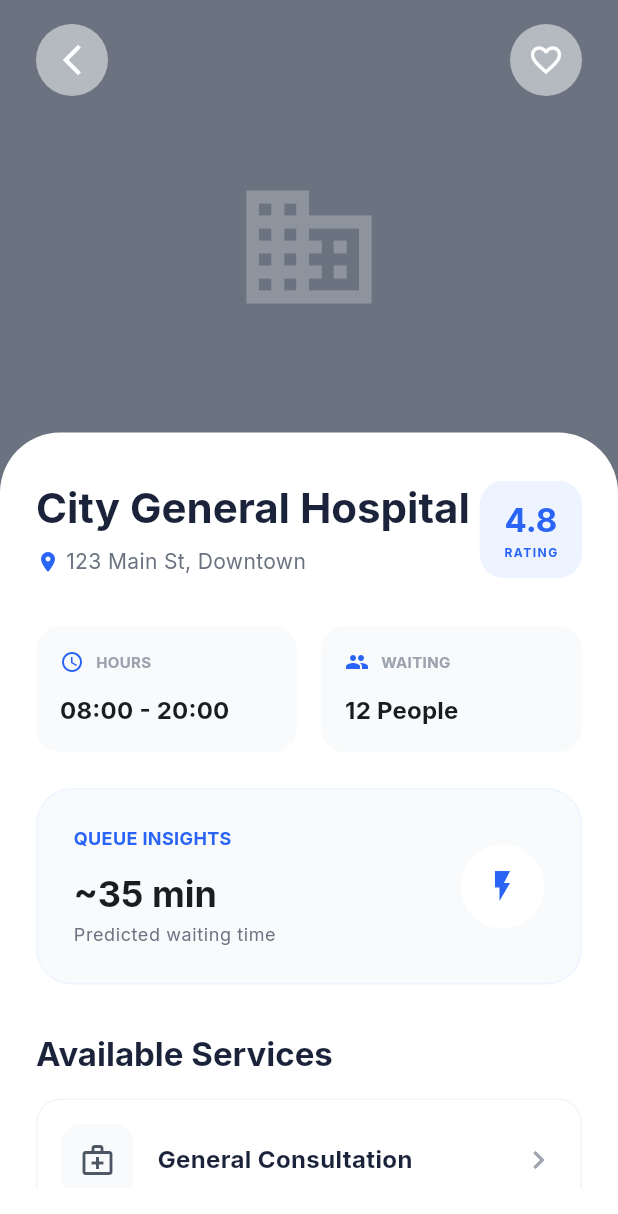
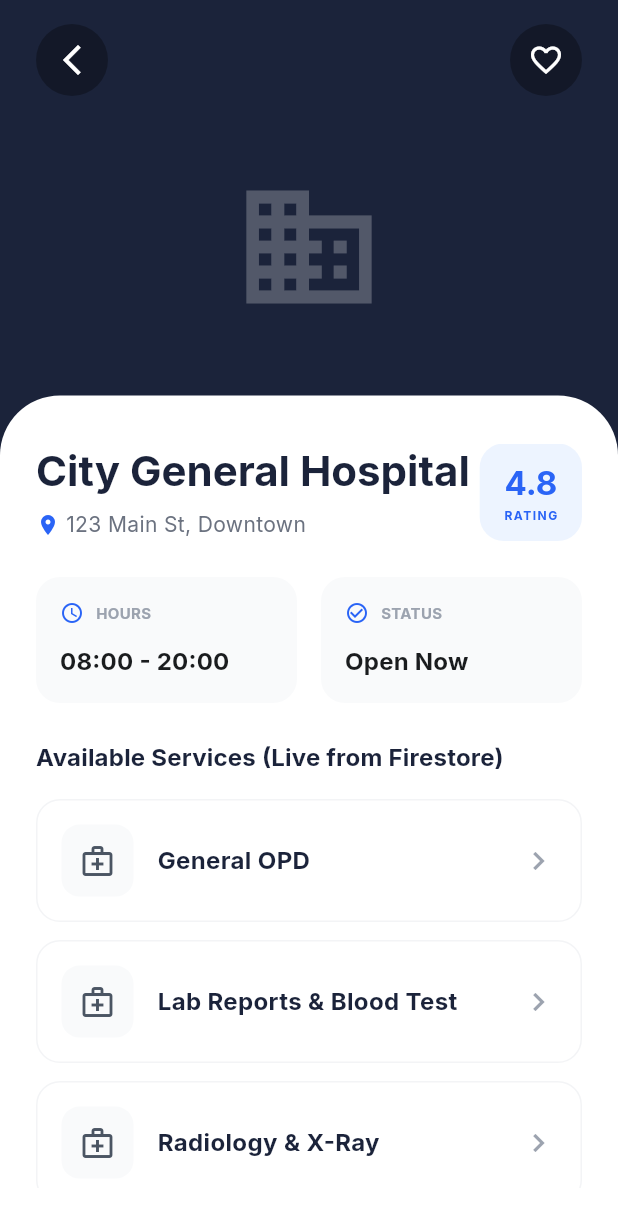
Before and after one commit to AyeshaJadoon-max/queueless_flutter, a Flutter app: the HospitalsNearbyScreen screen opened directly, after a tap on "City General Hospital", on a phone screen of 412 x 824 dp. Shown: the top 1214 px of the screen. Run offline on Flutter 3.47's test engine with Material 3 defaults, Android fonts, the phone set to English and light mode, and no system bars; our stand-ins replace cloud_firestore, firebase_auth, firebase_core, google_fonts; accounts and stored records are empty; statements that could not run were skipped.

Commit message:
Wire Firestore real-time dynamic data across all screens and seed initial collections

```diff
--- a/lib/screens/hospital_details_screen.dart
+++ b/lib/screens/hospital_details_screen.dart
@@ -1,6 +1,8 @@
 import 'package:flutter/material.dart';
 import 'package:queueless_flutter/widgets/confirm_join_sheet.dart';
 import 'package:queueless_flutter/models/organization_model.dart';
+import 'package:queueless_flutter/models/service_model.dart';
+import 'package:queueless_flutter/services/firestore_service.dart';
 
 class HospitalDetailsScreen extends StatelessWidget {
   final Organization organization;
@@ -14,18 +16,19 @@ class HospitalDetailsScreen extends StatelessWidget {
       backgroundColor: Colors.white,
       body: Stack(
         children: [
-          // Background Image Placeholder
+          // Background Header Container
           Container(
             height: MediaQuery.of(context).size.height * 0.4,
             width: double.infinity,
             decoration: const BoxDecoration(
-              color: Color(0xFF6B7280),
-              // In a real app, you'd use DecorationImage here
+              color: Color(0xFF1B233A),
             ),
-            child: const Icon(Icons.business, color: Colors.white24, size: 100),
+            child: const Center(
+              child: Icon(Icons.business, color: Colors.white24, size: 100),
+            ),
           ),
 
-          // App Bar Area (Float over image)
+          // App Bar Area (Float over header)
           Positioned(
             top: MediaQuery.of(context).padding.top + 16,
             left: 24,
@@ -39,11 +42,11 @@ class HospitalDetailsScreen extends StatelessWidget {
             ),
           ),
 
-          // Draggable/Scrollable Details Sheet
+          // Details Sheet
           Align(
             alignment: Alignment.bottomCenter,
             child: Container(
-              height: MediaQuery.of(context).size.height * 0.65,
+              height: MediaQuery.of(context).size.height * 0.68,
               padding: const EdgeInsets.symmetric(horizontal: 24, vertical: 32),
               decoration: const BoxDecoration(
                 color: Colors.white,
@@ -118,84 +121,65 @@ class HospitalDetailsScreen extends StatelessWidget {
                         ),
                       ],
                     ),
-                    const SizedBox(height: 32),
+                    const SizedBox(height: 24),
 
                     // Info Cards
                     Row(
                       children: [
                         Expanded(child: _buildInfoCard('HOURS', '08:00 - 20:00', Icons.access_time, theme)),
                         const SizedBox(width: 16),
-                        Expanded(child: _buildInfoCard('WAITING', '12 People', Icons.people, theme)),
+                        Expanded(child: _buildInfoCard('STATUS', organization.isOpen ? 'Open Now' : 'Closed', Icons.check_circle_outline, theme)),
                       ],
                     ),
 
                     const SizedBox(height: 24),
 
-                    // Queue Insights
-                    Container(
-                      padding: const EdgeInsets.all(24),
-                      decoration: BoxDecoration(
-                        color: const Color(0xFFF8FAFC),
-                        borderRadius: BorderRadius.circular(24),
-                        border: Border.all(color: const Color(0xFFEDF4FF)),
-                      ),
-                      child: Row(
-                        mainAxisAlignment: MainAxisAlignment.spaceBetween,
-                        children: [
-                          Column(
-                            crossAxisAlignment: CrossAxisAlignment.start,
-                            children: [
-                              Text(
-                                'QUEUE INSIGHTS',
-                                style: TextStyle(
-                                  fontSize: 12,
-                                  fontWeight: FontWeight.bold,
-                                  color: theme.primaryColor,
-                                ),
-                              ),
-                              const SizedBox(height: 12),
-                              Text(
-                                '~35 min',
-                                style: theme.textTheme.headlineSmall?.copyWith(
-                                  fontWeight: FontWeight.bold,
-                                ),
-                              ),
-                              const SizedBox(height: 4),
-                              Text(
-                                'Predicted waiting time',
-                                style: theme.textTheme.bodySmall?.copyWith(
-                                  color: const Color(0xFF6B7280),
-                                ),
-                              ),
-                            ],
-                          ),
-                          Container(
-                            padding: const EdgeInsets.all(16),
-                            decoration: const BoxDecoration(
-                              color: Colors.white,
-                              shape: BoxShape.circle,
-                            ),
-                            child: Icon(Icons.flash_on, color: theme.primaryColor),
-                          ),
-                        ],
-                      ),
-                    ),
-
-                    const SizedBox(height: 32),
                     Text(
-                      'Available Services',
-                      style: theme.textTheme.titleLarge?.copyWith(
+                      'Available Services (Live from Firestore)',
+                      style: theme.textTheme.titleMedium?.copyWith(
                         fontWeight: FontWeight.bold,
                         color: const Color(0xFF1B233A),
                       ),
                     ),
                     const SizedBox(height: 16),
 
-                    _buildServiceItem('General Consultation', Icons.medical_services_outlined, organization),
-                    const SizedBox(height: 12),
-                    _buildServiceItem('Lab Reports', Icons.science_outlined, organization),
-                    const SizedBox(height: 12),
-                    _buildServiceItem('Radiology / X-Ray', Icons.monitor_heart_outlined, organization),
+                    // Dynamic Stream of Services from Firestore
+                    StreamBuilder<List<AppService>>(
+                      stream: FirestoreService().streamServices(organization.id),
+                      builder: (context, snapshot) {
+                        if (snapshot.connectionState == ConnectionState.waiting) {
+                          return const Center(child: Padding(
+                            padding: EdgeInsets.all(24.0),
+                            child: CircularProgressIndicator(),
+                          ));
+                        }
+
+                        final services = snapshot.data ?? [];
+                        if (services.isEmpty) {
+                          // Fallback default services if none added in sub-collection
+                          return Column(
+                            children: [
+                              _buildServiceItem('General Consultation', Icons.medical_services_outlined, organization),
+                              const SizedBox(height: 12),
+                              _buildServiceItem('Lab Reports & Diagnostics', Icons.science_outlined, organization),
+                              const SizedBox(height: 12),
+                              _buildServiceItem('Radiology / X-Ray', Icons.monitor_heart_outlined, organization),
+                            ],
+                          );
+                        }
+
+                        return ListView.separated(
+                          shrinkWrap: true,
+                          physics: const NeverScrollableScrollPhysics(),
+                          itemCount: services.length,
+                          separatorBuilder: (context, index) => const SizedBox(height: 12),
+                          itemBuilder: (context, index) {
+                            final service = services[index];
+                            return _buildServiceItem(service.name, Icons.medical_services_outlined, organization);
+                          },
+                        );
+                      },
+                    ),
                   ],
                 ),
               ),
@@ -209,7 +193,7 @@ class HospitalDetailsScreen extends StatelessWidget {
   Widget _buildCircularButton(IconData icon, VoidCallback onPressed) {
     return Container(
       decoration: BoxDecoration(
-        color: Colors.white.withOpacity(0.5),
+        color: Colors.black.withOpacity(0.3),
         shape: BoxShape.circle,
       ),
       child: IconButton(
@@ -260,7 +244,6 @@ class HospitalDetailsScreen extends StatelessWidget {
       builder: (context) {
         return InkWell(
           onTap: () {
-            // Show Confirm Join Sheet
             showModalBottomSheet(
               context: context,
               isScrollControlled: true,
--- a/lib/screens/hospitals_nearby_screen.dart
+++ b/lib/screens/hospitals_nearby_screen.dart
@@ -1,7 +1,9 @@
 import 'package:flutter/material.dart';
 import 'package:queueless_flutter/screens/hospital_details_screen.dart';
 import 'package:queueless_flutter/services/firestore_service.dart';
+import 'package:queueless_flutter/services/queue_service.dart';
 import 'package:queueless_flutter/models/organization_model.dart';
+import 'package:queueless_flutter/models/queue_model.dart';
 
 class HospitalsNearbyScreen extends StatelessWidget {
   const HospitalsNearbyScreen({super.key});
@@ -39,10 +41,8 @@ class HospitalsNearbyScreen extends StatelessWidget {
       ),
       body: Column(
         children: [
-          // Divider
           const Divider(color: Color(0xFFE5E7EB), height: 1),
 
-          // Filters
           SingleChildScrollView(
             scrollDirection: Axis.horizontal,
             padding: const EdgeInsets.symmetric(horizontal: 24, vertical: 16),
@@ -57,7 +57,6 @@ class HospitalsNearbyScreen extends StatelessWidget {
             ),
           ),
 
-          // List
           Expanded(
             child: StreamBuilder<List<Organization>>(
               stream: FirestoreService().streamOrganizations(),
@@ -66,19 +65,28 @@ class HospitalsNearbyScreen extends StatelessWidget {
                   return const Center(child: CircularProgressIndicator());
                 }
                 if (snapshot.hasError) {
-                  return Center(child: Text('Error: ${snapshot.error}'));
+                  return Center(child: Text('Error loading data: ${snapshot.error}'));
                 }
                 final orgs = snapshot.data ?? [];
                 if (orgs.isEmpty) {
-                  return const Center(child: Text('No hospitals found.'));
+                  return const Center(child: Text('No hospitals found in Firestore.'));
                 }
                 return ListView.separated(
                   padding: const EdgeInsets.symmetric(horizontal: 24),
-                  itemCount: orgs.length + 1, // +1 for the bottom padding
+                  itemCount: orgs.length + 1,
                   separatorBuilder: (context, index) => const SizedBox(height: 16),
                   itemBuilder: (context, index) {
                     if (index == orgs.length) return const SizedBox(height: 32);
                     final org = orgs[index];
+                    return StreamBuilder<QueueData?>(
+                      stream: QueueService().streamQueueData(
+                        org.type == 'Clinic' ? 'General Consultation' : 'General OPD',
+                      ),
+                      builder: (context, queueSnapshot) {
+                        final queueData = queueSnapshot.data;
+                        final waitingCount = queueData?.waitingCount ?? 3;
+                        final estWait = '~${waitingCount * 5} min';
+
                         return _buildHospitalCard(
                           context,
                           organization: org,
@@ -86,8 +94,10 @@ class HospitalsNearbyScreen extends StatelessWidget {
                           address: org.address,
                           type: org.type,
                           rating: org.rating,
-                      queueNum: '...',
-                      waitTime: '...',
+                          queueNum: '$waitingCount',
+                          waitTime: estWait,
+                        );
+                      },
                     );
                   },
                 );
@@ -156,7 +166,7 @@ class HospitalsNearbyScreen extends StatelessWidget {
                   width: 64,
                   height: 64,
                   decoration: BoxDecoration(
-                  color: const Color(0xFFE5E7EB),
+                    color: const Color(0xFF4AC4CA),
                     borderRadius: BorderRadius.circular(16),
                   ),
                   child: const Icon(Icons.apartment, color: Colors.white, size: 32),
@@ -235,12 +245,12 @@ class HospitalsNearbyScreen extends StatelessWidget {
                 Column(
                   crossAxisAlignment: CrossAxisAlignment.start,
                   children: [
-                  Text(
+                    const Text(
                       'CURRENT QUEUE',
                       style: TextStyle(
                         fontSize: 10,
                         fontWeight: FontWeight.bold,
-                      color: const Color(0xFF9CA3AF),
+                        color: Color(0xFF9CA3AF),
                       ),
                     ),
                     const SizedBox(height: 4),
@@ -253,12 +263,12 @@ class HospitalsNearbyScreen extends StatelessWidget {
                 Column(
                   crossAxisAlignment: CrossAxisAlignment.start,
                   children: [
-                  Text(
+                    const Text(
                       'EST. WAIT',
                       style: TextStyle(
                         fontSize: 10,
                         fontWeight: FontWeight.bold,
-                      color: const Color(0xFF9CA3AF),
+                        color: Color(0xFF9CA3AF),
                       ),
                     ),
                     const SizedBox(height: 4),
@@ -272,9 +282,16 @@ class HospitalsNearbyScreen extends StatelessWidget {
                   ],
                 ),
                 ElevatedButton(
-                onPressed: () {},
+                  onPressed: () {
+                    Navigator.push(
+                      context,
+                      MaterialPageRoute(
+                        builder: (context) => HospitalDetailsScreen(organization: organization),
+                      ),
+                    );
+                  },
                   style: ElevatedButton.styleFrom(
-                  backgroundColor: const Color(0xFF28303F), // Dark Gray/Blue
+                    backgroundColor: const Color(0xFF28303F),
                     shape: RoundedRectangleBorder(borderRadius: BorderRadius.circular(16)),
                     padding: const EdgeInsets.symmetric(horizontal: 24, vertical: 12),
                   ),
```
Also changed, not shown: lib/services/firestore_service.dart (+52 -6 lines). Lines whose indentation alone changed are shown as unchanged.
